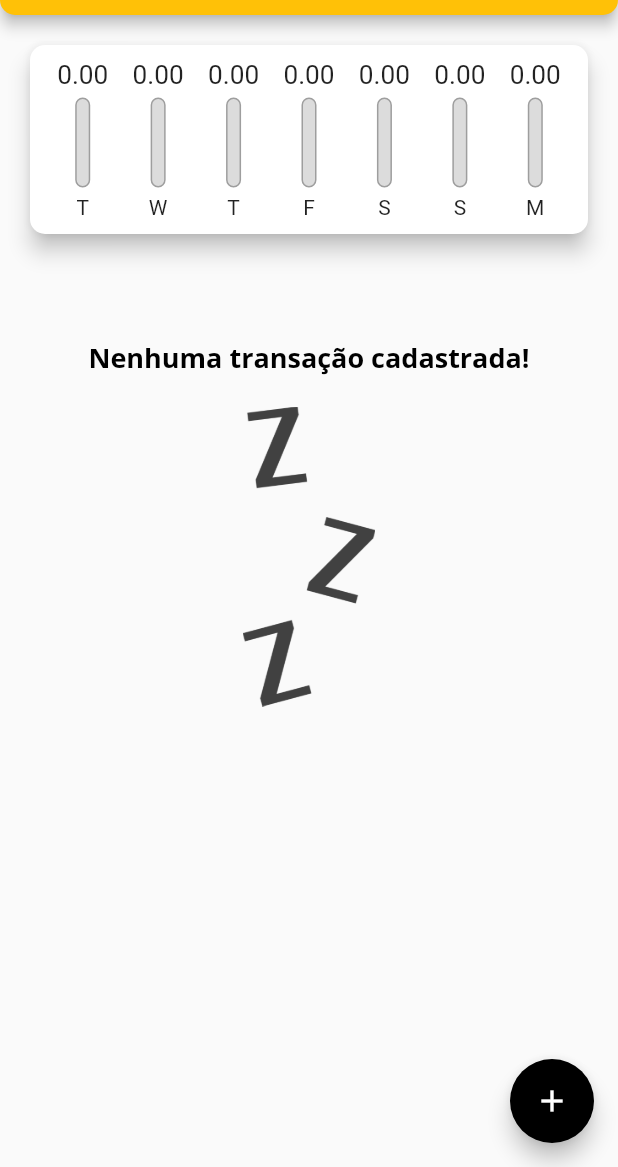
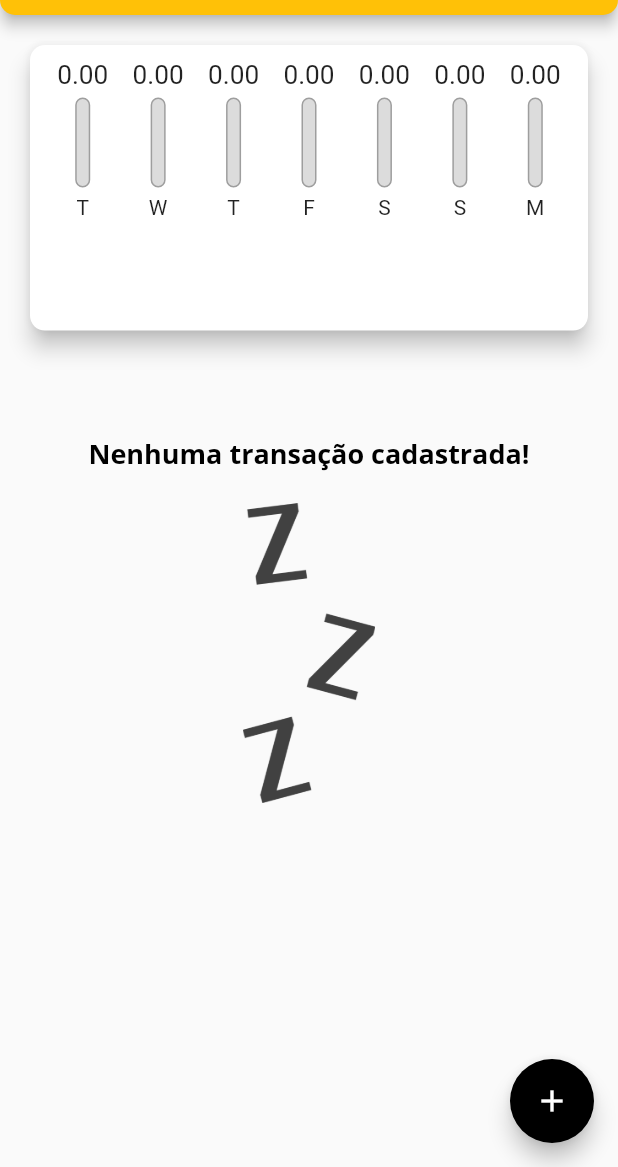
Before and after one commit to unleed-l/flutter-planner, a Flutter app: the screen it shows after launch, on a phone screen of 412 x 824 dp, the part 69-1236 px from its top. Run offline on Flutter 3.47's test engine with Material 2 defaults, Android fonts, the light colour scheme and no system bars.

Commit message:
added delete

```diff
--- a/lib/components/transaction_list.dart
+++ b/lib/components/transaction_list.dart
@@ -13,9 +13,7 @@ class TransactionList extends StatelessWidget {
 
   @override
   Widget build(BuildContext context) {
-    return SizedBox(
-      height: 430,
-      child: transactions.isEmpty
+    return transactions.isEmpty
         ? Column(
             children: <Widget>[
               const SizedBox(height: 50),
@@ -84,7 +82,6 @@ class TransactionList extends StatelessWidget {
                 ),
               );
             },
-            ),
           );
   }
 }
--- a/lib/main.dart
+++ b/lib/main.dart
@@ -31,29 +31,29 @@ class PlannerApp extends StatelessWidget {
           button: const TextStyle(
             color: Colors.black,
           ),
-          headline6: const TextStyle(
+          headline6: TextStyle(
             fontFamily: 'OpenSans',
-            fontSize: 18,
+            fontSize: 18 * MediaQuery.of(context).textScaleFactor,
             fontWeight: FontWeight.bold,
             color: Colors.black,
           ),
-          headline5: const TextStyle(
+          headline5: TextStyle(
             fontFamily: 'OpenSans',
-            fontSize: 14,
+            fontSize: 14 * MediaQuery.of(context).textScaleFactor,
             fontWeight: FontWeight.normal,
             color: Colors.white,
           ),
-          headline4: const TextStyle(
+          headline4: TextStyle(
             fontFamily: 'Quicksand',
-            fontSize: 14,
+            fontSize: 14 * MediaQuery.of(context).textScaleFactor,
             fontWeight: FontWeight.bold,
-            color: Color.fromARGB(255, 102, 102, 102),
+            color: const Color.fromARGB(255, 102, 102, 102),
           ),
         ),
-        appBarTheme: const AppBarTheme(
+        appBarTheme: AppBarTheme(
           titleTextStyle: TextStyle(
             fontFamily: 'OpenSans',
-            fontSize: 20,
+            fontSize: 20 * MediaQuery.of(context).textScaleFactor,
             fontWeight: FontWeight.bold,
             color: Colors.black,
           ),
@@ -115,8 +115,7 @@ class MyHomePageState extends State<MyHomePage> {
 
   @override
   Widget build(BuildContext context) {
-    return Scaffold(
-      appBar: AppBar(
+    final appBar = AppBar(
       shape: RoundedRectangleBorder(
         borderRadius: BorderRadius.circular(
           10,
@@ -129,15 +128,28 @@ class MyHomePageState extends State<MyHomePage> {
           onPressed: () => _openTransactionFormModal(context),
         ),
       ],
-      ),
+    );
+
+    final availableHeight = MediaQuery.of(context).size.height -
+        appBar.preferredSize.height -
+        MediaQuery.of(context).padding.top;
+
+    return Scaffold(
+      appBar: appBar,
       body: SingleChildScrollView(
         child: Column(
           crossAxisAlignment: CrossAxisAlignment.stretch,
           children: <Widget>[
-            Chart(_recentTransactions),
-            TransactionList(
+            SizedBox(
+              height: availableHeight * 0.3,
+              child: Chart(_recentTransactions),
+            ),
+            SizedBox(
+              height: availableHeight * 0.7,
+              child: TransactionList(
                 transactions: _transactions,
                 onDelete: _deleteTransaction,
+              ),
             ),
           ],
         ),
```
Lines whose indentation alone changed are shown as unchanged.
